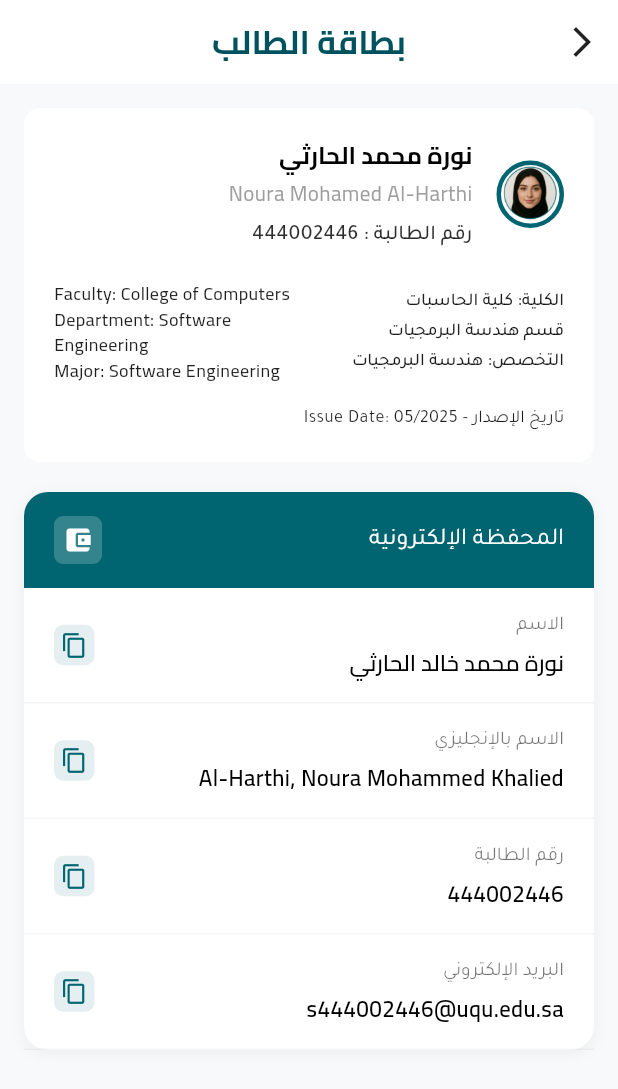
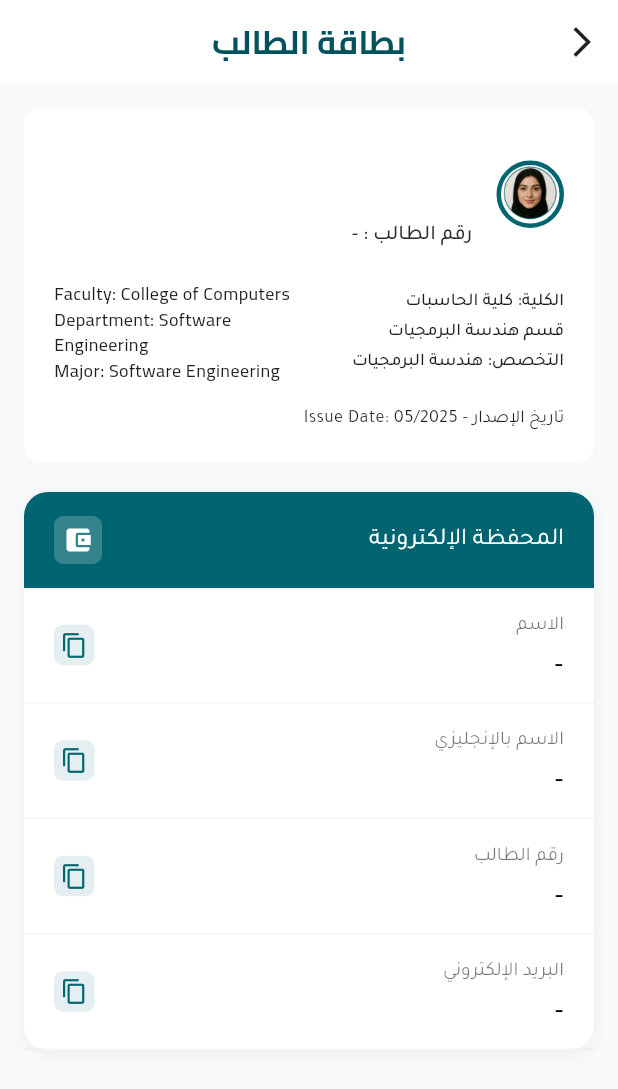
Before and after one commit to shmh1425/muhadirapp, a Flutter app: the StudentCardPage screen opened directly, on a phone screen of 412 x 824 dp. Shown: the top 1089 px of the screen. Run offline on Flutter 3.47's test engine with Material 3 defaults, Android fonts, the phone set to English and light mode, and no system bars; our stand-ins replace cloud_firestore, firebase_auth, firebase_core, qr_flutter; accounts and stored records are empty.

Commit message:
feat(student): integrate Firebase Auth and Firestore for student flow

```diff
--- a/lib/screens/student/student_card_page.dart
+++ b/lib/screens/student/student_card_page.dart
@@ -3,12 +3,15 @@ import 'dart:ui';
 import 'package:flutter/material.dart';
 import 'package:flutter/services.dart';
 import 'app_settings.dart';
+import '../../services/student_auth_service.dart';
+import '../../models/external_student.dart';
 
 class StudentCardPage extends StatelessWidget {
   const StudentCardPage({super.key});
 
   @override
   Widget build(BuildContext context) {
+    final student = StudentAuthService.instance.currentStudent;
     return Scaffold(
       backgroundColor: const Color(0xFFF8F9FA),
       appBar: AppBar(
@@ -43,9 +46,9 @@ class StudentCardPage extends StatelessWidget {
             child: Column(
               crossAxisAlignment: CrossAxisAlignment.stretch,
               children: [
-                _buildStudentCard(),
+                _buildStudentCard(student),
                 const SizedBox(height: 20),
-                _buildElectronicWalletSection(context),
+                _buildElectronicWalletSection(context, student),
               ],
             ),
           ),
@@ -54,7 +57,12 @@ class StudentCardPage extends StatelessWidget {
     );
   }
 
-  Widget _buildStudentCard() {
+  Widget _buildStudentCard(ExternalStudent? student) {
+    final nameAr = student?.nameAr ?? '';
+    final nameEn = student?.name ?? '';
+    final studentId = student?.studentId?.toString() ?? '-';
+    final major = student?.major ?? 'هندسة البرمجيات';
+    final majorEn = student?.major ?? 'Software Engineering';
     return Container(
       width: double.infinity,
       decoration: BoxDecoration(
@@ -109,11 +117,11 @@ class StudentCardPage extends StatelessWidget {
                 Expanded(
                   child: Column(
                     crossAxisAlignment:
-                        CrossAxisAlignment.start, // ← لأن النصوص صارت يسار
+                        CrossAxisAlignment.start,
                     children: [
-                      const Text(
-                        'نورة محمد الحارثي',
-                        style: TextStyle(
+                      Text(
+                        nameAr.isNotEmpty ? nameAr : nameEn,
+                        style: const TextStyle(
                           color: Colors.black,
                           fontSize: 16,
                           fontFamily: 'Cairo',
@@ -121,9 +129,9 @@ class StudentCardPage extends StatelessWidget {
                         ),
                       ),
                       const SizedBox(height: 4),
-                      const Text(
-                        'Noura Mohamed Al-Harthi',
-                        style: TextStyle(
+                      Text(
+                        nameEn.isNotEmpty ? nameEn : nameAr,
+                        style: const TextStyle(
                           color: Colors.grey,
                           fontSize: 14,
                           fontFamily: 'Cairo',
@@ -132,7 +140,7 @@ class StudentCardPage extends StatelessWidget {
                       ),
                       const SizedBox(height: 8),
                       Text(
-                        'رقم الطالبة : 444002446',
+                        'رقم الطالب : $studentId',
                         style: TextStyle(
                           color: Colors.black.withOpacity(0.82),
                           fontSize: 14,
@@ -154,7 +162,7 @@ class StudentCardPage extends StatelessWidget {
             children: [
               Expanded(
                 child: Text(
-                  'Faculty: College of Computers\nDepartment: Software Engineering\nMajor: Software Engineering',
+                  'Faculty: College of Computers\nDepartment: $majorEn\nMajor: $majorEn',
                   style: TextStyle(
                     color: Colors.black.withOpacity(0.88),
                     fontSize: 12,
@@ -166,7 +174,7 @@ class StudentCardPage extends StatelessWidget {
               const SizedBox(width: 20),
               Expanded(
                 child: Text(
-                  'الكلية: كلية الحاسبات\nقسم هندسة البرمجيات\nالتخصص: هندسة البرمجيات',
+                  'الكلية: كلية الحاسبات\nقسم $major\nالتخصص: $major',
                   textAlign: TextAlign.right,
                   style: TextStyle(
                     color: Colors.black.withOpacity(0.88),
@@ -199,7 +207,11 @@ class StudentCardPage extends StatelessWidget {
     );
   }
 
-  Widget _buildElectronicWalletSection(BuildContext context) {
+  Widget _buildElectronicWalletSection(BuildContext context, ExternalStudent? student) {
+    final nameAr = student?.nameAr ?? '-';
+    final nameEn = student?.name ?? '-';
+    final studentId = student?.studentId?.toString() ?? '-';
+    final email = student?.email ?? '-';
     return Container(
       decoration: BoxDecoration(
         color: Colors.white,
@@ -253,20 +265,16 @@ class StudentCardPage extends StatelessWidget {
               ),
             ),
           ),
-          _buildWalletRow(context, 'الاسم', 'نورة محمد خالد الحارثي'),
-          _buildWalletRow(
-            context,
-            'الاسم بالإنجليزي',
-            'Al-Harthi, Noura Mohammed Khalied',
-          ),
-          _buildWalletRow(context, 'رقم الطالبة', '444002446'),
-          _buildWalletRow(context, 'البريد الإلكتروني', 's444002446@uqu.edu.sa'),
+          _buildWalletRow(context, 'الاسم', nameAr),
+          _buildWalletRow(context, 'الاسم بالإنجليزي', nameEn, valueLtr: true),
+          _buildWalletRow(context, 'رقم الطالب', studentId, valueLtr: true),
+          _buildWalletRow(context, 'البريد الإلكتروني', email, valueLtr: true),
         ],
       ),
     );
   }
 
-  Widget _buildWalletRow(BuildContext context, String label, String value) {
+  Widget _buildWalletRow(BuildContext context, String label, String value, {bool valueLtr = false}) {
     return Directionality(
       textDirection: TextDirection.rtl,
       child: Container(
@@ -295,7 +303,21 @@ class StudentCardPage extends StatelessWidget {
                     ),
                   ),
                   const SizedBox(height: 4),
-                  Text(
+                  valueLtr
+                      ? Directionality(
+                          textDirection: TextDirection.ltr,
+                          child: Text(
+                            value,
+                            textAlign: TextAlign.left,
+                            style: const TextStyle(
+                              fontSize: 15,
+                              color: Colors.black,
+                              fontWeight: FontWeight.w600,
+                              fontFamily: 'Cairo',
+                            ),
+                          ),
+                        )
+                      : Text(
                           value,
                           style: const TextStyle(
                             fontSize: 15,
--- a/lib/services/student_auth_service.dart
+++ b/lib/services/student_auth_service.dart
@@ -14,14 +14,15 @@ class StudentAuthService {
 
   ExternalStudent _fromDoc(QueryDocumentSnapshot<Map<String, dynamic>> doc) {
     final data = doc.data();
+    if (data == null) return _fromDocSnapshot(doc);
     data['studentId'] ??= int.tryParse(doc.id);
-    return ExternalStudent.fromMap(data);
+    return ExternalStudent.fromMap(Map<String, dynamic>.from(data));
   }
 
   ExternalStudent _fromDocSnapshot(DocumentSnapshot<Map<String, dynamic>> doc) {
     final data = doc.data() ?? <String, dynamic>{};
     data['studentId'] ??= int.tryParse(doc.id);
-    return ExternalStudent.fromMap(data);
+    return ExternalStudent.fromMap(Map<String, dynamic>.from(data));
   }
 
   /// التحقق من الإيميل واسترجاع بيانات الطالب من Firestore
--- a/pubspec.yaml
+++ b/pubspec.yaml
@@ -36,6 +36,7 @@ dependencies:
   cupertino_icons: ^1.0.8
   qr_flutter: ^4.1.0
   firebase_core: ^4.5.0
+  firebase_auth: ^6.2.0
   cloud_firestore: ^6.1.3
 
 dev_dependencies:
```
Also changed, not shown: lib/models/external_student.dart (+28 -7 lines), lib/screens/login_screen.dart (+57 -6 lines), lib/screens/student/home_screen.dart (+11 -3 lines), lib/screens/student/settings_screen.dart (+36 -21 lines), pubspec.lock, 4 other files. Lines whose indentation alone changed are shown as unchanged.
